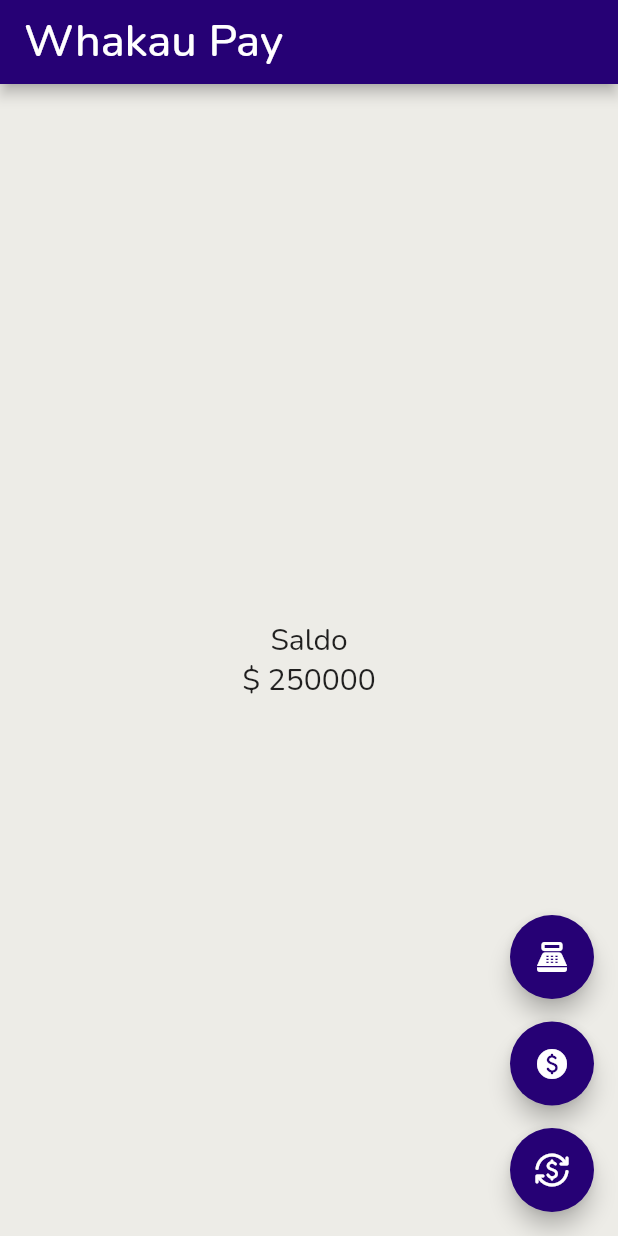
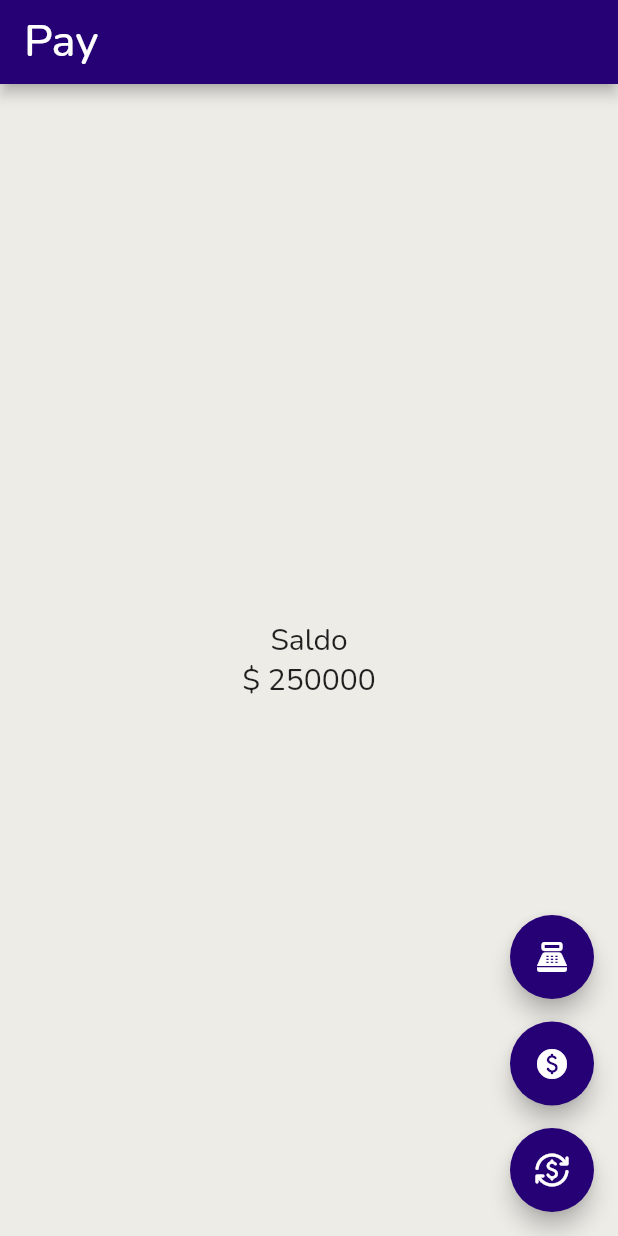
Before and after one commit to DeyciToloza/counter_flutter, a Flutter app: the screen it shows after launch, on a phone screen of 412 x 824 dp. Run offline on Flutter 3.47's test engine with Material 2 defaults, Android fonts, the phone set to English and light mode, and no system bars; our stand-ins replace google_fonts.

Commit message:
Este es otro commit diferente
Se supone tener un cuerpo

```diff
--- a/lib/screens/counter_screen.dart
+++ b/lib/screens/counter_screen.dart
@@ -18,7 +18,7 @@ class _CounterScreenState extends State<CounterScreen> {
       appBar: AppBar(
         backgroundColor: colorApp,
         elevation: 3.8,
-        title: Text('Whakau Pay', style: GoogleFonts.nunito(fontSize: 30)),
+        title: Text('Pay', style: GoogleFonts.nunito(fontSize: 30)),
       ),
       backgroundColor: colorBackground,
       body: Center(
```
